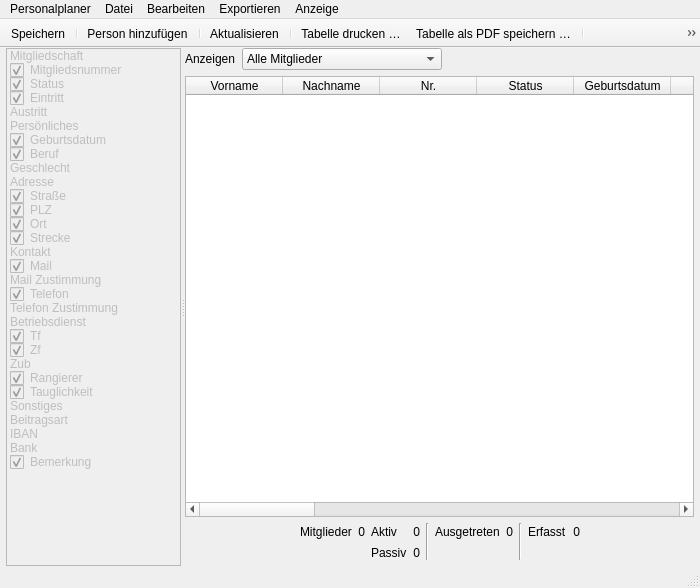
philjosch/Einsatzplaner, file Programm/Personalplaner/mainwindowpersonal.ui: the form before one commit.
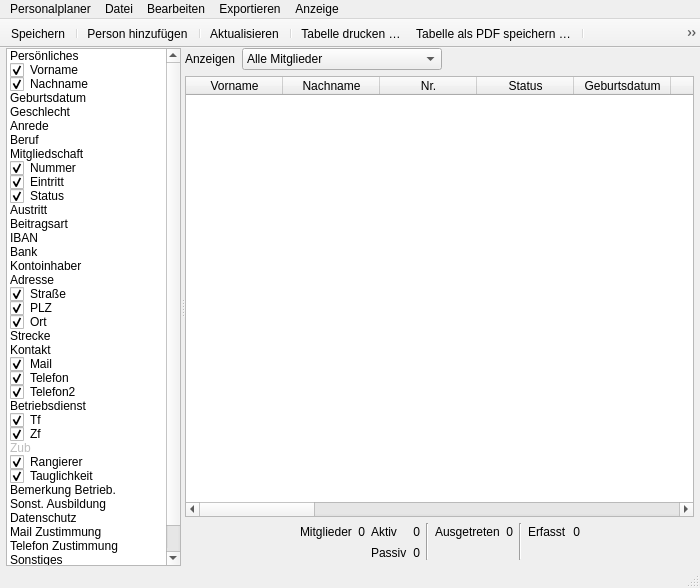
The form after the commit. Icons and pictures are not drawn.

```diff
--- a/Programm/Personalplaner/mainwindowpersonal.ui
+++ b/Programm/Personalplaner/mainwindowpersonal.ui
@@ -36,9 +36,6 @@
        <enum>Qt::Horizontal</enum>
       </property>
       <widget class="QListWidget" name="listAnzeige">
-       <property name="enabled">
-        <bool>false</bool>
-       </property>
        <property name="maximumSize">
         <size>
          <width>175</width>
@@ -54,46 +51,6 @@
        <property name="selectionRectVisible">
         <bool>true</bool>
        </property>
-       <item>
-        <property name="text">
-         <string>Mitgliedschaft</string>
-        </property>
-        <property name="flags">
-         <set>ItemIsEnabled</set>
-        </property>
-       </item>
-       <item>
-        <property name="text">
-         <string>Mitgliedsnummer</string>
-        </property>
-        <property name="checkState">
-         <enum>Checked</enum>
-        </property>
-       </item>
-       <item>
-        <property name="text">
-         <string>Status</string>
-        </property>
-        <property name="checkState">
-         <enum>Checked</enum>
-        </property>
-       </item>
-       <item>
-        <property name="text">
-         <string>Eintritt</string>
-        </property>
-        <property name="checkState">
-         <enum>Checked</enum>
-        </property>
-       </item>
-       <item>
-        <property name="text">
-         <string>Austritt</string>
-        </property>
-        <property name="checkState">
-         <enum>Unchecked</enum>
-        </property>
-       </item>
        <item>
         <property name="text">
          <string>Persönliches</string>
@@ -102,20 +59,28 @@
          <set>ItemIsEnabled</set>
         </property>
        </item>
+       <item>
+        <property name="text">
+         <string>Vorname</string>
+        </property>
+        <property name="checkState">
+         <enum>Checked</enum>
+        </property>
+       </item>
+       <item>
+        <property name="text">
+         <string>Nachname</string>
+        </property>
+        <property name="checkState">
+         <enum>Checked</enum>
+        </property>
+       </item>
        <item>
         <property name="text">
          <string>Geburtsdatum</string>
         </property>
         <property name="checkState">
-         <enum>Checked</enum>
-        </property>
-       </item>
-       <item>
-        <property name="text">
-         <string>Beruf</string>
-        </property>
-        <property name="checkState">
-         <enum>Checked</enum>
+         <enum>Unchecked</enum>
         </property>
        </item>
        <item>
@@ -125,8 +90,93 @@
         <property name="checkState">
          <enum>Unchecked</enum>
         </property>
+       </item>
+       <item>
+        <property name="text">
+         <string>Anrede</string>
+        </property>
+        <property name="checkState">
+         <enum>Unchecked</enum>
+        </property>
+       </item>
+       <item>
+        <property name="text">
+         <string>Beruf</string>
+        </property>
+        <property name="checkState">
+         <enum>Unchecked</enum>
+        </property>
+       </item>
+       <item>
+        <property name="text">
+         <string>Mitgliedschaft</string>
+        </property>
         <property name="flags">
-         <set>ItemIsSelectable|ItemIsDragEnabled|ItemIsUserCheckable</set>
+         <set>ItemIsEnabled</set>
+        </property>
+       </item>
+       <item>
+        <property name="text">
+         <string>Nummer</string>
+        </property>
+        <property name="checkState">
+         <enum>Checked</enum>
+        </property>
+       </item>
+       <item>
+        <property name="text">
+         <string>Eintritt</string>
+        </property>
+        <property name="checkState">
+         <enum>Checked</enum>
+        </property>
+       </item>
+       <item>
+        <property name="text">
+         <string>Status</string>
+        </property>
+        <property name="checkState">
+         <enum>Checked</enum>
+        </property>
+       </item>
+       <item>
+        <property name="text">
+         <string>Austritt</string>
+        </property>
+        <property name="checkState">
+         <enum>Unchecked</enum>
+        </property>
+       </item>
+       <item>
+        <property name="text">
+         <string>Beitragsart</string>
+        </property>
+        <property name="checkState">
+         <enum>Unchecked</enum>
+        </property>
+       </item>
+       <item>
+        <property name="text">
+         <string>IBAN</string>
+        </property>
+        <property name="checkState">
+         <enum>Unchecked</enum>
+        </property>
+       </item>
+       <item>
+        <property name="text">
+         <string>Bank</string>
+        </property>
+        <property name="checkState">
+         <enum>Unchecked</enum>
+        </property>
+       </item>
+       <item>
+        <property name="text">
+         <string>Kontoinhaber</string>
+        </property>
+        <property name="checkState">
+         <enum>Unchecked</enum>
         </property>
        </item>
        <item>
@@ -166,7 +216,7 @@
          <string>Strecke</string>
         </property>
         <property name="checkState">
-         <enum>Checked</enum>
+         <enum>Unchecked</enum>
         </property>
        </item>
        <item>
@@ -185,14 +235,6 @@
          <enum>Checked</enum>
         </property>
        </item>
-       <item>
-        <property name="text">
-         <string>Mail Zustimmung</string>
-        </property>
-        <property name="checkState">
-         <enum>Unchecked</enum>
-        </property>
-       </item>
        <item>
         <property name="text">
          <string>Telefon</string>
@@ -203,10 +245,10 @@
        </item>
        <item>
         <property name="text">
-         <string>Telefon Zustimmung</string>
+         <string>Telefon2</string>
         </property>
         <property name="checkState">
-         <enum>Unchecked</enum>
+         <enum>Checked</enum>
         </property>
        </item>
        <item>
@@ -260,6 +302,46 @@
          <enum>Checked</enum>
         </property>
        </item>
+       <item>
+        <property name="text">
+         <string>Bemerkung Betrieb.</string>
+        </property>
+        <property name="checkState">
+         <enum>Unchecked</enum>
+        </property>
+       </item>
+       <item>
+        <property name="text">
+         <string>Sonst. Ausbildung</string>
+        </property>
+        <property name="checkState">
+         <enum>Unchecked</enum>
+        </property>
+       </item>
+       <item>
+        <property name="text">
+         <string>Datenschutz</string>
+        </property>
+        <property name="flags">
+         <set>ItemIsEnabled</set>
+        </property>
+       </item>
+       <item>
+        <property name="text">
+         <string>Mail Zustimmung</string>
+        </property>
+        <property name="checkState">
+         <enum>Unchecked</enum>
+        </property>
+       </item>
+       <item>
+        <property name="text">
+         <string>Telefon Zustimmung</string>
+        </property>
+        <property name="checkState">
+         <enum>Unchecked</enum>
+        </property>
+       </item>
        <item>
         <property name="text">
          <string>Sonstiges</string>
@@ -268,39 +350,6 @@
          <set>ItemIsEnabled</set>
         </property>
        </item>
-       <item>
-        <property name="text">
-         <string>Beitragsart</string>
-        </property>
-        <property name="checkState">
-         <enum>Unchecked</enum>
-        </property>
-        <property name="flags">
-         <set>ItemIsSelectable|ItemIsDragEnabled|ItemIsUserCheckable</set>
-        </property>
-       </item>
-       <item>
-        <property name="text">
-         <string>IBAN</string>
-        </property>
-        <property name="checkState">
-         <enum>Unchecked</enum>
-        </property>
-        <property name="flags">
-         <set>ItemIsSelectable|ItemIsDragEnabled|ItemIsUserCheckable</set>
-        </property>
-       </item>
-       <item>
-        <property name="text">
-         <string>Bank</string>
-        </property>
-        <property name="checkState">
-         <enum>Unchecked</enum>
-        </property>
-        <property name="flags">
-         <set>ItemIsSelectable|ItemIsDragEnabled|ItemIsUserCheckable</set>
-        </property>
-       </item>
        <item>
         <property name="text">
          <string>Bemerkung</string>
```
